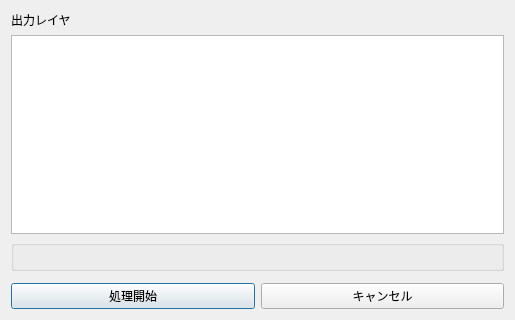
Before: the Qt Designer form QGIS2PlugX_dialog.ui in MIERUNE/qgis-plugx-plugin, drawn with Qt 5.
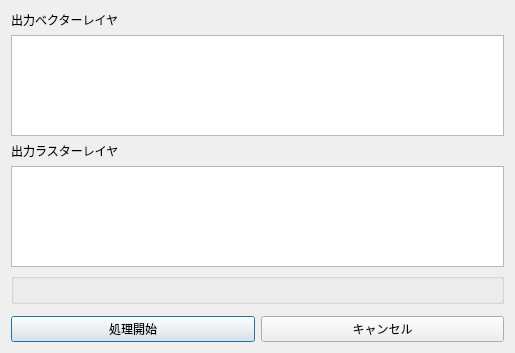
After: the same form once the commit is applied. Custom widgets are drawn as their Qt base class.

Commit message: Add raster layer list Widget

```diff
--- a/QGIS2PlugX_dialog.ui
+++ b/QGIS2PlugX_dialog.ui
@@ -7,7 +7,7 @@
     <x>0</x>
     <y>0</y>
     <width>515</width>
-    <height>320</height>
+    <height>353</height>
    </rect>
   </property>
   <property name="windowTitle">
@@ -17,13 +17,23 @@
    <item>
     <widget class="QLabel" name="label">
      <property name="text">
-      <string>出力レイヤ</string>
+      <string>出力ベクターレイヤ</string>
      </property>
     </widget>
    </item>
    <item>
     <widget class="QListWidget" name="layerListWidget"/>
    </item>
+   <item>
+    <widget class="QLabel" name="label_raster">
+     <property name="text">
+      <string>出力ラスターレイヤ</string>
+     </property>
+    </widget>
+   </item>
+   <item>
+    <widget class="QListWidget" name="rasterLayerListWidget"/>
+   </item>
    <item>
     <widget class="QgsExtentGroupBox" name="mExtentGroupBox"/>
    </item>
```
The commit also changes 1 other file.
